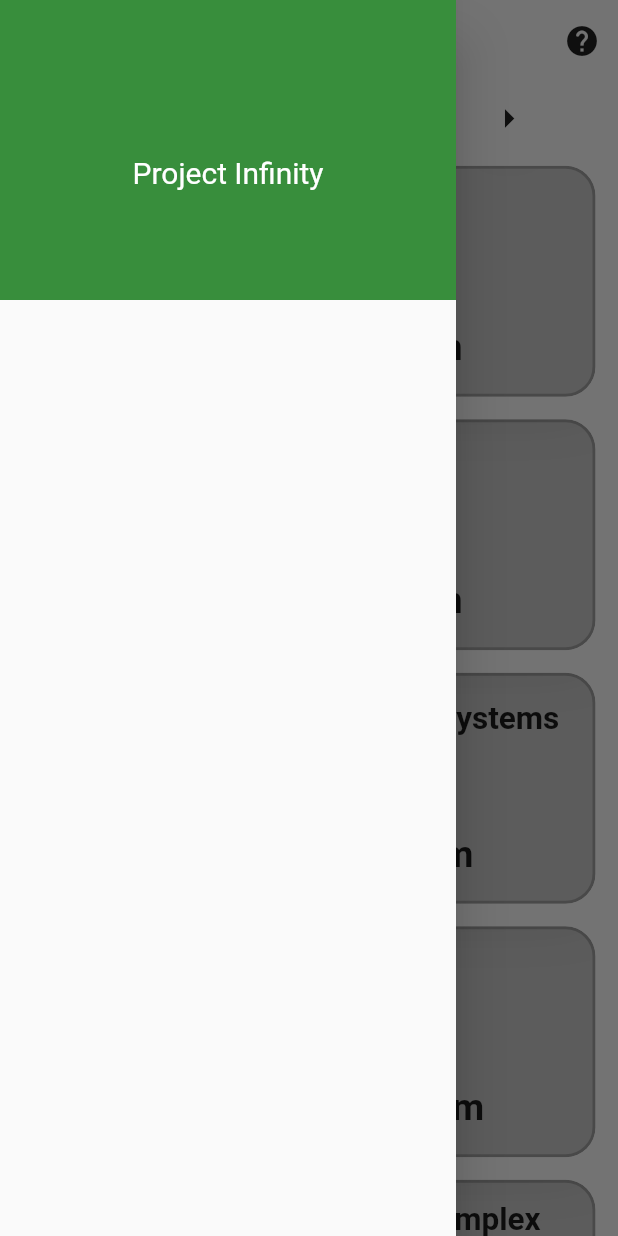
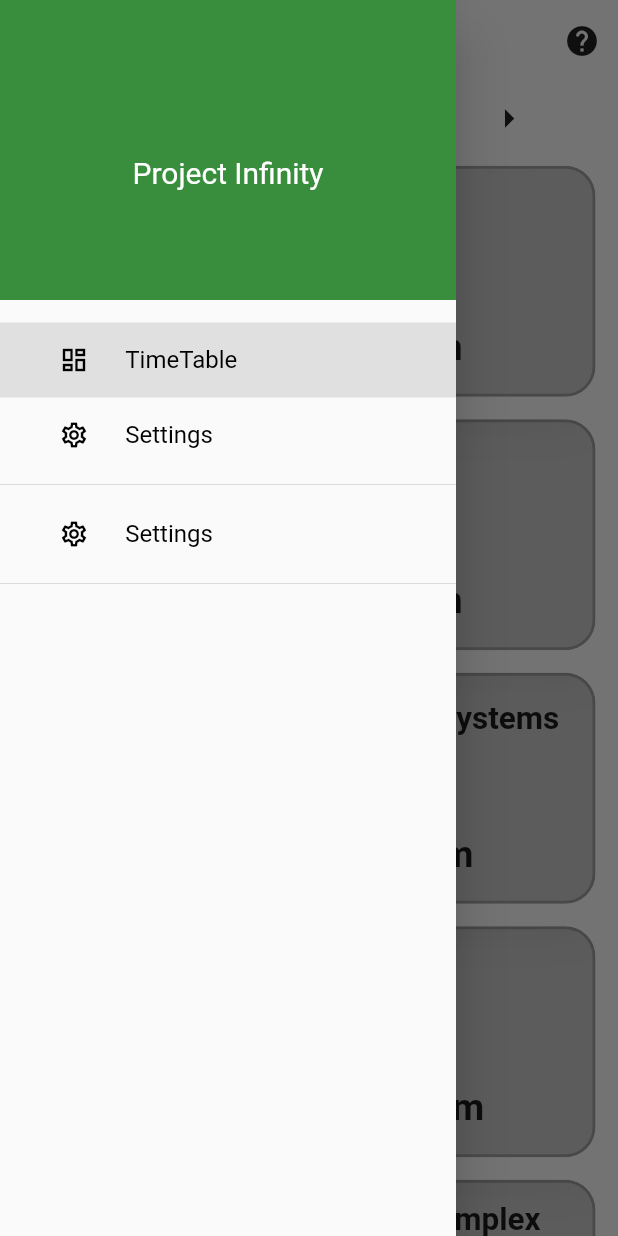
Before and after one commit to Sreeram3927/class_trackr, a Flutter app: the screen it shows after launch, with the side drawer open, on a phone screen of 412 x 824 dp. Run offline on Flutter 3.47's test engine with Material 2 defaults, Android fonts, the phone set to English and light mode, and no system bars; our stand-ins replace shared_preferences.

Commit message:
add the screens to the app drawer

```diff
--- a/lib/home/app_drawer.dart
+++ /dev/null
@@ -1,29 +0,0 @@
-import 'package:flutter/material.dart';
-
-Widget drawerHeader() {
-  return Container(
-    color: Colors.green[700],
-    width: double.infinity,
-    height: 200,
-    padding: const EdgeInsets.only(top: 20.0),
-    child: Column(
-      mainAxisAlignment: MainAxisAlignment.center,
-      children: [
-
-        Container(
-          margin: const EdgeInsets.only(bottom: 10.0),
-          decoration: const BoxDecoration(
-            shape: BoxShape.circle,
-            image: DecorationImage(image: AssetImage('assets/images/flutter_logo.png')),
-          ),
-        ),
-
-        const Text(
-          "Project Infinity",
-          style: TextStyle(color: Colors.white ,fontSize: 20.0),
-        )
-
-      ],
-    )
-  );
-}
--- a/lib/home/home.dart
+++ b/lib/home/home.dart
@@ -1,22 +1,29 @@
 import 'package:flutter/material.dart';
-import 'package:infinity_project/home/app_drawer.dart';
-import 'package:infinity_project/screens/about/about.dart';
 import 'package:infinity_project/screens/settings/settings.dart';
 import 'package:infinity_project/screens/timetable/timetable.dart';
 
 
-class Home extends StatelessWidget {
-  static ValueNotifier<int> idx = ValueNotifier(0);
-
-  final screens = const [
-    TimeTable(),
-    Settings(),
-    About(),
-  ];
+class Home extends StatefulWidget {
   const Home({super.key});
 
   @override
+  State<Home> createState() => _HomeState();
+}
+
+class _HomeState extends State<Home> {
+
+  var currentPage = DrawerSections.timeTable;
+
+  @override
   Widget build(BuildContext context) {
+
+    Widget screen = const TimeTable();
+    if (currentPage == DrawerSections.timeTable) {
+      screen = const TimeTable();
+    } else if (currentPage == DrawerSections.settings) {
+      screen = const Settings();
+    }
+
     return SafeArea(
       child: Scaffold(
 
@@ -44,20 +51,116 @@ class Home extends StatelessWidget {
           ],
         ),
 
-        body: const TimeTable(),
+        body: screen,
 
         drawer: Drawer(
           child: SingleChildScrollView(
-            child: Container(
-              child: Column(
-                children: [
-                  drawerHeader()
-                ],
-              ),
+            child: Column(
+              children: [
+                drawerHeader(),
+                drawerList(),
+              ],
             ),
           ),
         )
       ),
     );
   }
+
+
+  Widget drawerHeader() {
+    return Container(
+      color: Colors.green[700],
+      width: double.infinity,
+      height: 200,
+      padding: const EdgeInsets.only(top: 20.0),
+      child: Column(
+        mainAxisAlignment: MainAxisAlignment.center,
+        children: [
+
+          Container(
+            margin: const EdgeInsets.only(bottom: 10.0),
+            decoration: const BoxDecoration(
+              shape: BoxShape.circle,
+              image: DecorationImage(image: AssetImage('assets/images/flutter_logo.png')),
+            ),
+          ),
+
+          const Text(
+            "Project Infinity",
+            style: TextStyle(color: Colors.white ,fontSize: 20.0),
+          )
+
+        ],
+      )
+    );
+  }
+
+  Widget drawerList() {
+    return Container(
+      padding: const EdgeInsets.only(top: 15),
+      child: Column(
+        children: [
+          menuItem(1, "TimeTable", Icons.dashboard_outlined,
+              currentPage == DrawerSections.timeTable ? true : false),
+          menuItem(2, "Settings", Icons.settings_outlined,
+              currentPage == DrawerSections.settings ? true : false),
+          const Divider(),
+          menuItem(5, "Settings", Icons.settings_outlined,
+              currentPage == DrawerSections.settings ? true : false),
+          const Divider(),
+        ],
+      ),
+    );
+  }
+
+  Widget menuItem(int id, String title, IconData icon, bool selected) {
+    return Material(
+      color: selected ? Colors.grey[300] : Colors.transparent,
+      child: InkWell(
+        onTap: () {
+          Navigator.pop(context);
+          setState(() {
+            if (id == 1) {
+              currentPage = DrawerSections.timeTable;
+            } else if (id == 2) {
+              currentPage = DrawerSections.settings;
+            } else if (id == 5) {
+              currentPage = DrawerSections.settings;
+            }
+          });
+        },
+        child: Padding(
+          padding: const EdgeInsets.all(15.0),
+          child: Row(
+            children: [
+              Expanded(
+                child: Icon(
+                  icon,
+                  size: 20,
+                  color: Colors.black,
+                ),
+              ),
+              Expanded(
+                flex: 3,
+                child: Text(
+                  title,
+                  style: const TextStyle(
+                    color: Colors.black,
+                    fontSize: 16,
+                  ),
+                ),
+              ),
+            ],
+          ),
+        ),
+      ),
+    );
+  }
+
 }
+
+enum DrawerSections {
+  timeTable,
+  settings,
+}
```
